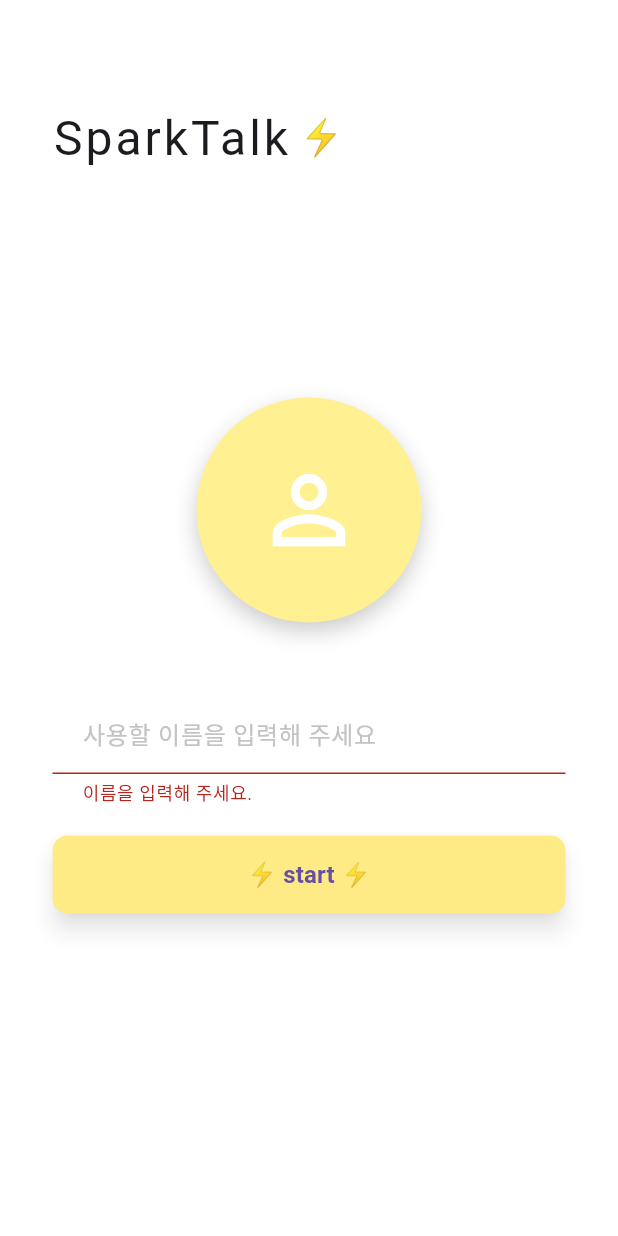
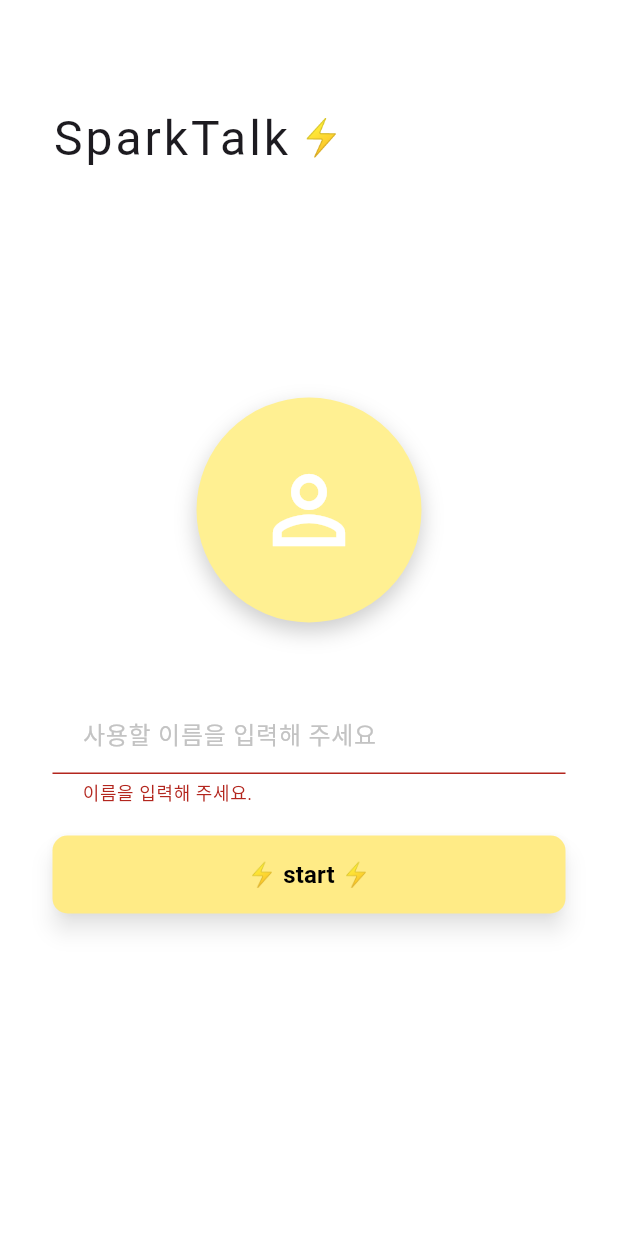
Before and after one commit to yunhanjo/project_team3_gps_based_chat_app, a Flutter app: the screen it shows after launch, after a tap on "⚡ start ⚡", on a phone screen of 412 x 824 dp. Run offline on Flutter 3.47's test engine with Material 3 defaults, Android fonts, the phone set to English and light mode, and no system bars; our stand-ins replace cloud_firestore, device_info_plus, dio, firebase_core, flutter_riverpod, geolocator and 1 more; accounts and stored records are empty.

Commit message:
✅ uuid전 최종본

```diff
--- a/lib/pages/welcome/welcome_page.dart
+++ b/lib/pages/welcome/welcome_page.dart
@@ -3,6 +3,7 @@ import 'package:flutter/material.dart';
 import 'package:flutter_riverpod/flutter_riverpod.dart';
 import 'package:project_team3_gps_based_chat_app/common/color.dart';
 import 'package:project_team3_gps_based_chat_app/common/repository/vworld_repository.dart';
+import 'package:project_team3_gps_based_chat_app/pages/chatList/chat_list_page.dart';
 import 'package:project_team3_gps_based_chat_app/pages/welcome/geolocator_helper.dart';
 import 'package:project_team3_gps_based_chat_app/pages/welcome/viewmodel/welcome_view_model.dart';
 
@@ -11,7 +12,7 @@ String? address;
 class WelcomePage extends ConsumerWidget {
   WelcomePage({super.key});
 
-  final _formKey = GlobalKey<FormState>(); // 텍스트폼필드에 사용할
+  final _formKey = GlobalKey<FormState>(); // 텍스트폼필드에 사용함
   final TextEditingController controller = TextEditingController(); // 텍스트필드
   final VworldRepository vworld = VworldRepository(); // vworld API
   final DeviceInfoPlugin deviceInfo = DeviceInfoPlugin(); // 디바이스 키
@@ -23,6 +24,7 @@ class WelcomePage extends ConsumerWidget {
     return Scaffold(
       backgroundColor: Colors.white,
       body: SafeArea(
+        child: SingleChildScrollView(
           child: Container(
             padding: const EdgeInsets.symmetric(horizontal: 35, vertical: 35),
             child: Form(
@@ -139,7 +141,7 @@ class WelcomePage extends ConsumerWidget {
                           if (position != null) {
                             AndroidDeviceInfo androidInfo =
                                 await deviceInfo.androidInfo;
-                          print('Running on ${androidInfo.id}');
+                            print('Running on ${androidInfo.serialNumber}');
                             final locals = await vworld.findByLatLng(
                               position.latitude,
                               position.longitude,
@@ -152,12 +154,21 @@ class WelcomePage extends ConsumerWidget {
                               mapX: position.latitude.toString(),
                               mapY: position.longitude.toString(),
                             );
+                            Navigator.push(
+                              context,
+                              MaterialPageRoute(
+                                builder: (context) {
+                                  return ChatListPage(data: {});
+                                },
+                              ),
+                            );
                           }
                         }
                       },
                       child: const Text(
                         '⚡ start ⚡',
                         style: TextStyle(
+                          color: Colors.black,
                           fontSize: 16,
                           fontWeight: FontWeight.w600,
                         ),
@@ -169,6 +180,7 @@ class WelcomePage extends ConsumerWidget {
             ),
           ),
         ),
+      ),
     );
   }
 }
```
Lines whose indentation alone changed are shown as unchanged.
